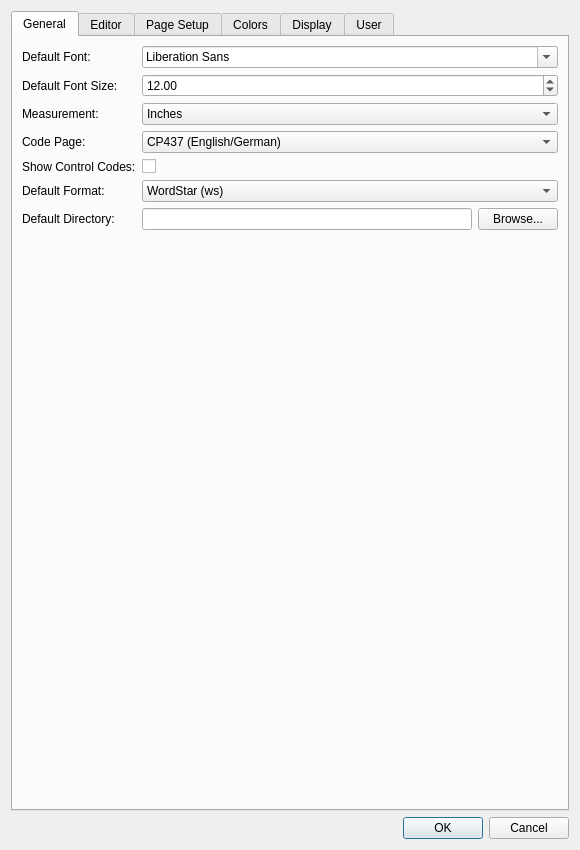
First picture: the form in src/gui/dialogs/systempreferences.ui, repository Egbert-Azure/WordTsar, before the edit.
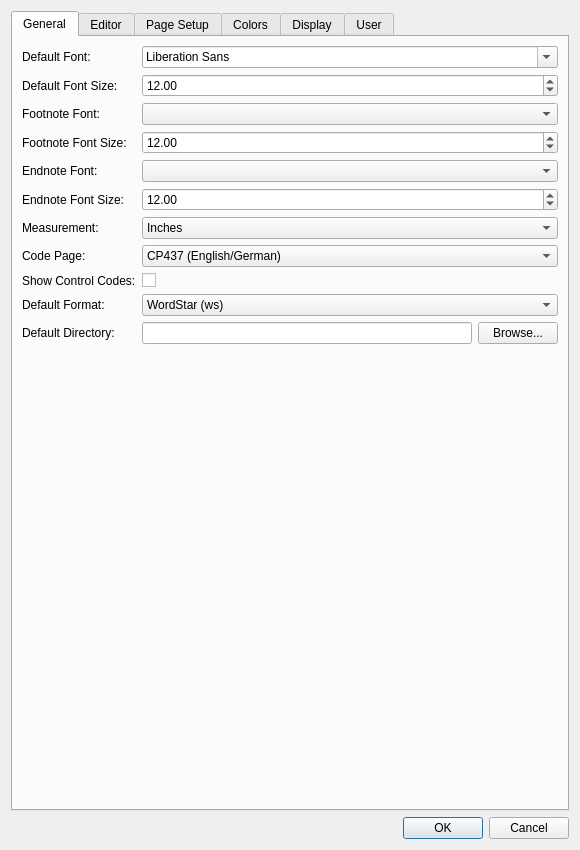
Second picture: the form after the edit.

Commit message:
Set the Footnote Font and Endnote Font in GUI Preferences (#99)
The General tab gets Footnote Font and Endnote Font, each with a size,
below the Default Font. "(Default Font)" leaves the notes in the default
font. The editor layout takes both fonts at startup and when Preferences
is closed with OK.

What changed in the file:
```diff
--- a/src/gui/dialogs/systempreferences.ui
+++ b/src/gui/dialogs/systempreferences.ui
@@ -48,53 +48,95 @@
         </widget>
        </item>
        <item row="2" column="0">
+        <widget class="QLabel" name="labelFootnoteFont">
+         <property name="text"><string>Footnote Font:</string></property>
+        </widget>
+       </item>
+       <item row="2" column="1">
+        <widget class="QComboBox" name="mFootnoteFont"/>
+       </item>
+       <item row="3" column="0">
+        <widget class="QLabel" name="labelFootnoteFontSize">
+         <property name="text"><string>Footnote Font Size:</string></property>
+        </widget>
+       </item>
+       <item row="3" column="1">
+        <widget class="QDoubleSpinBox" name="mFootnoteFontSize">
+         <property name="minimum"><double>4.0</double></property>
+         <property name="maximum"><double>144.0</double></property>
+         <property name="value"><double>12.0</double></property>
+         <property name="singleStep"><double>0.5</double></property>
+        </widget>
+       </item>
+       <item row="4" column="0">
+        <widget class="QLabel" name="labelEndnoteFont">
+         <property name="text"><string>Endnote Font:</string></property>
+        </widget>
+       </item>
+       <item row="4" column="1">
+        <widget class="QComboBox" name="mEndnoteFont"/>
+       </item>
+       <item row="5" column="0">
+        <widget class="QLabel" name="labelEndnoteFontSize">
+         <property name="text"><string>Endnote Font Size:</string></property>
+        </widget>
+       </item>
+       <item row="5" column="1">
+        <widget class="QDoubleSpinBox" name="mEndnoteFontSize">
+         <property name="minimum"><double>4.0</double></property>
+         <property name="maximum"><double>144.0</double></property>
+         <property name="value"><double>12.0</double></property>
+         <property name="singleStep"><double>0.5</double></property>
+        </widget>
+       </item>
+       <item row="6" column="0">
         <widget class="QLabel" name="labelMeasurement">
          <property name="text"><string>Measurement:</string></property>
         </widget>
        </item>
-       <item row="2" column="1">
+       <item row="6" column="1">
         <widget class="QComboBox" name="mMeasurement">
          <item><property name="text"><string>Inches</string></property></item>
          <item><property name="text"><string>Centimeters</string></property></item>
          <item><property name="text"><string>Millimeters</string></property></item>
         </widget>
        </item>
-       <item row="3" column="0">
+       <item row="7" column="0">
         <widget class="QLabel" name="labelCodePage">
          <property name="text"><string>Code Page:</string></property>
         </widget>
        </item>
-       <item row="3" column="1">
+       <item row="7" column="1">
         <widget class="QComboBox" name="mCodePage">
          <item><property name="text"><string>CP437 (English/German)</string></property></item>
          <item><property name="text"><string>CP737 (Greek)</string></property></item>
         </widget>
        </item>
-       <item row="4" column="0">
+       <item row="8" column="0">
         <widget class="QLabel" name="labelShowControls">
          <property name="text"><string>Show Control Codes:</string></property>
         </widget>
        </item>
-       <item row="4" column="1">
+       <item row="8" column="1">
         <widget class="QCheckBox" name="mShowControls"/>
        </item>
-       <item row="5" column="0">
+       <item row="9" column="0">
         <widget class="QLabel" name="labelFormat">
          <property name="text"><string>Default Format:</string></property>
         </widget>
        </item>
-       <item row="5" column="1">
+       <item row="9" column="1">
         <widget class="QComboBox" name="mDefaultFormat">
          <item><property name="text"><string>WordStar (ws)</string></property></item>
          <item><property name="text"><string>Rich Text (rtf)</string></property></item>
         </widget>
        </item>
-       <item row="6" column="0">
+       <item row="10" column="0">
         <widget class="QLabel" name="labelDefaultDir">
          <property name="text"><string>Default Directory:</string></property>
         </widget>
        </item>
-       <item row="6" column="1">
+       <item row="10" column="1">
         <layout class="QHBoxLayout" name="dirLayout">
          <item>
           <widget class="QLineEdit" name="mDefaultDirectory"/>
```
The commit also changes 2 other files.
